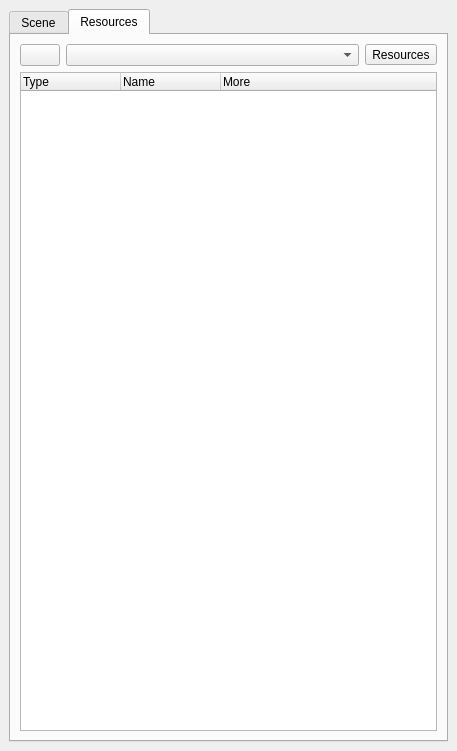
The window that brickleedit/src/gui/scenetree/scenetreedock.ui (paarm/bricklebrit) describes before a commit, drawn with Qt 5.
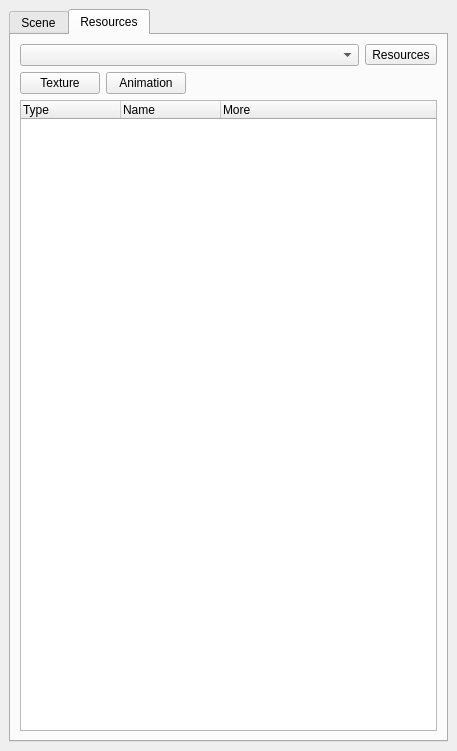
The same window after the commit. The open tabs and pages were chosen to show the change. Icons and pictures are not drawn.

Commit message: preview image for texture frames

```diff
--- a/brickleedit/src/gui/scenetree/scenetreedock.ui
+++ b/brickleedit/src/gui/scenetree/scenetreedock.ui
@@ -12,8 +12,8 @@
   </property>
   <property name="minimumSize">
    <size>
-    <width>350</width>
-    <height>225</height>
+    <width>422</width>
+    <height>289</height>
    </size>
   </property>
   <property name="baseSize">
@@ -156,35 +156,6 @@
        <layout class="QVBoxLayout" name="verticalLayout">
         <item>
          <layout class="QHBoxLayout" name="horizontalLayout">
-          <item>
-           <widget class="QPushButton" name="newResource">
-            <property name="sizePolicy">
-             <sizepolicy hsizetype="Maximum" vsizetype="Fixed">
-              <horstretch>0</horstretch>
-              <verstretch>0</verstretch>
-             </sizepolicy>
-            </property>
-            <property name="toolTip">
-             <string>New Resource Node</string>
-            </property>
-            <property name="styleSheet">
-             <string notr="true">image: url(:/icons/newproject.png);</string>
-            </property>
-            <property name="icon">
-             <iconset resource="../resources/resource.qrc">
-              <normaloff>:/icons/new.png</normaloff>:/icons/new.png</iconset>
-            </property>
-            <property name="autoDefault">
-             <bool>false</bool>
-            </property>
-            <property name="default">
-             <bool>false</bool>
-            </property>
-            <property name="flat">
-             <bool>false</bool>
-            </property>
-           </widget>
-          </item>
           <item>
            <widget class="QComboBox" name="resourceNameOpm"/>
           </item>
@@ -200,6 +171,72 @@
           </item>
          </layout>
         </item>
+        <item>
+         <layout class="QHBoxLayout" name="horizontalLayout_4">
+          <item>
+           <widget class="QPushButton" name="newTexture">
+            <property name="sizePolicy">
+             <sizepolicy hsizetype="Maximum" vsizetype="Fixed">
+              <horstretch>0</horstretch>
+              <verstretch>0</verstretch>
+             </sizepolicy>
+            </property>
+            <property name="toolTip">
+             <string>New Resource Node</string>
+            </property>
+            <property name="styleSheet">
+             <string notr="true">image: url(:/icons/newproject.png);</string>
+            </property>
+            <property name="text">
+             <string>Texture</string>
+            </property>
+            <property name="icon">
+             <iconset resource="../resources/resource.qrc">
+              <normaloff>:/icons/new.png</normaloff>:/icons/new.png</iconset>
+            </property>
+            <property name="autoDefault">
+             <bool>false</bool>
+            </property>
+            <property name="default">
+             <bool>false</bool>
+            </property>
+            <property name="flat">
+             <bool>false</bool>
+            </property>
+           </widget>
+          </item>
+          <item>
+           <widget class="QPushButton" name="newAnimation">
+            <property name="sizePolicy">
+             <sizepolicy hsizetype="Maximum" vsizetype="Fixed">
+              <horstretch>0</horstretch>
+              <verstretch>0</verstretch>
+             </sizepolicy>
+            </property>
+            <property name="text">
+             <string>Animation</string>
+            </property>
+            <property name="icon">
+             <iconset resource="../resources/resource.qrc">
+              <normaloff>:/icons/new.png</normaloff>:/icons/new.png</iconset>
+            </property>
+           </widget>
+          </item>
+          <item>
+           <spacer name="horizontalSpacer">
+            <property name="orientation">
+             <enum>Qt::Horizontal</enum>
+            </property>
+            <property name="sizeHint" stdset="0">
+             <size>
+              <width>40</width>
+              <height>20</height>
+             </size>
+            </property>
+           </spacer>
+          </item>
+         </layout>
+        </item>
         <item>
          <widget class="QTreeWidget" name="treeWidgetResources">
           <column>
```
Left out of the diff: 2 changed lines with no effect on the pictures. The commit also changes 7 other files.
